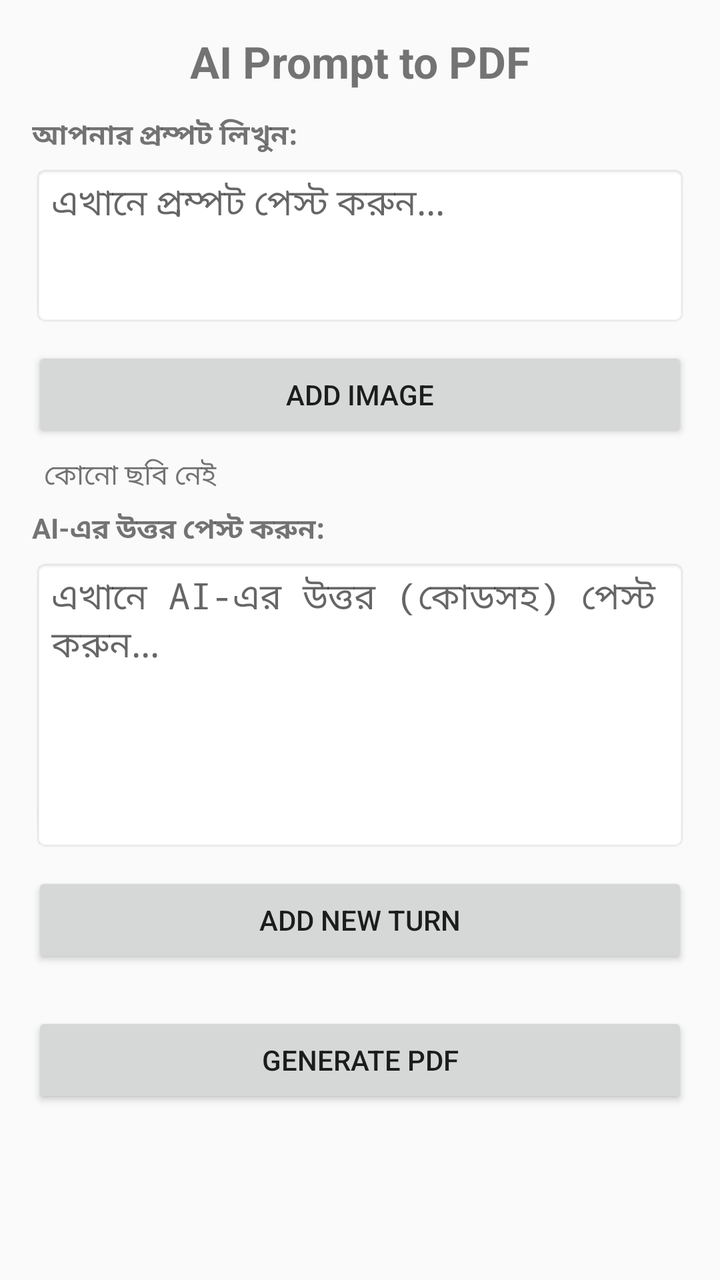
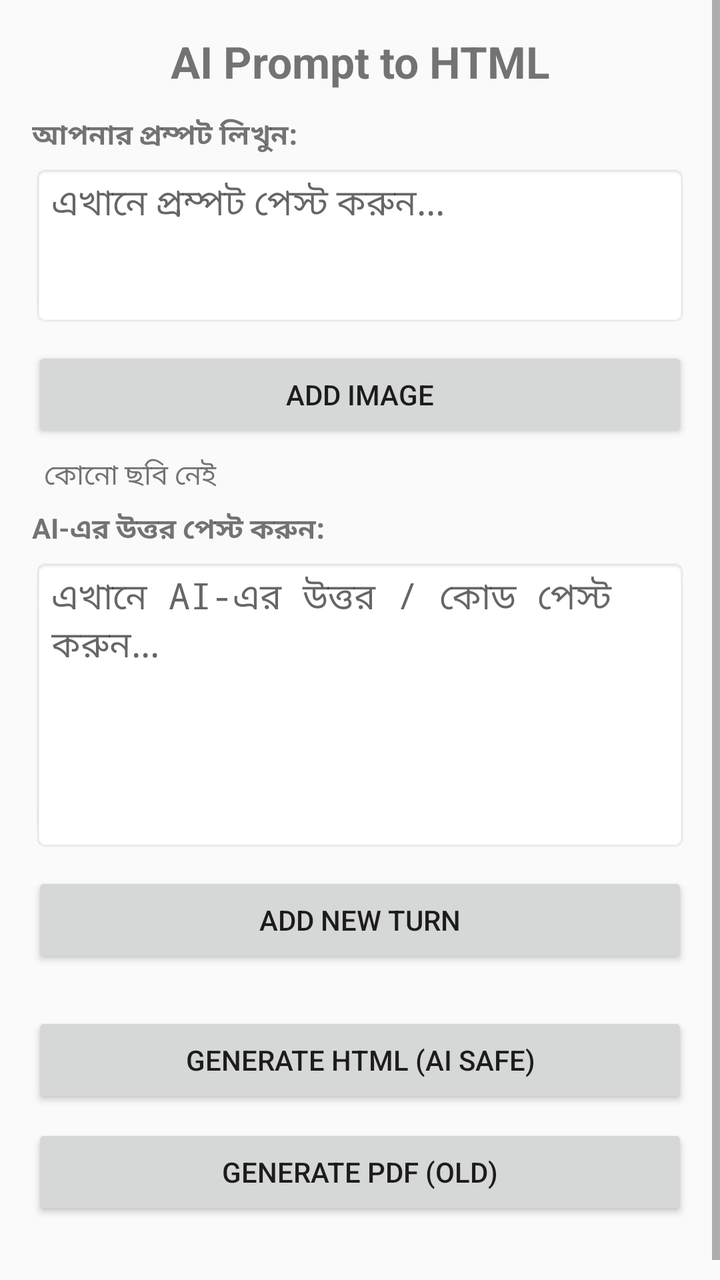

Screens rendered from an Android XML layout before and after an edit, with the pre-edit source and the edit as a unified diff.
<!-- AndroidManifest.xml: application theme AppTheme -->
<!-- res/layout/activity_main.xml -->
<?xml version="1.0" encoding="utf-8"?>
<ScrollView xmlns:android="http://schemas.android.com/apk/res/android"
    android:layout_width="match_parent"
    android:layout_height="match_parent"
    android:fillViewport="true">

    <LinearLayout
        android:layout_width="match_parent"
        android:layout_height="wrap_content"
        android:orientation="vertical"
        android:padding="16dp">

        <TextView
            android:layout_width="match_parent"
            android:layout_height="wrap_content"
            android:text="AI Prompt to PDF"
            android:textSize="22sp"
            android:textStyle="bold"
            android:gravity="center"
            android:paddingBottom="12dp" />

        <TextView
            android:layout_width="match_parent"
            android:layout_height="wrap_content"
            android:text="আপনার প্রম্পট লিখুন:"
            android:textStyle="bold"
            android:paddingBottom="4dp" />

        <EditText
            android:id="@+id/promptInput"
            android:layout_width="match_parent"
            android:layout_height="wrap_content"
            android:minLines="3"
            android:gravity="top"
            android:hint="এখানে প্রম্পট পেস্ট করুন..."
            android:background="@android:drawable/editbox_background"
            android:inputType="textMultiLine"
            android:scrollbars="vertical" />

        <Button
            android:id="@+id/addImageButton"
            android:layout_width="match_parent"
            android:layout_height="wrap_content"
            android:layout_marginTop="10dp"
            android:text="Add Image" />

        <TextView
            android:id="@+id/imageLabel"
            android:layout_width="match_parent"
            android:layout_height="wrap_content"
            android:text="কোনো ছবি নেই"
            android:padding="6dp" />

        <TextView
            android:layout_width="match_parent"
            android:layout_height="wrap_content"
            android:text="AI-এর উত্তর পেস্ট করুন:"
            android:textStyle="bold"
            android:paddingBottom="4dp" />

        <EditText
            android:id="@+id/responseInput"
            android:layout_width="match_parent"
            android:layout_height="wrap_content"
            android:minLines="6"
            android:gravity="top"
            android:hint="এখানে AI-এর উত্তর (কোডসহ) পেস্ট করুন..."
            android:fontFamily="monospace"
            android:background="@android:drawable/editbox_background"
            android:inputType="textMultiLine"
            android:scrollbars="vertical" />

        <Button
            android:id="@+id/addTurnButton"
            android:layout_width="match_parent"
            android:layout_height="wrap_content"
            android:layout_marginTop="10dp"
            android:text="Add New Turn" />

        <LinearLayout
            android:id="@+id/turnsContainer"
            android:layout_width="match_parent"
            android:layout_height="wrap_content"
            android:orientation="vertical"
            android:paddingTop="6dp" />

        <Button
            android:id="@+id/generatePdfButton"
            android:layout_width="match_parent"
            android:layout_height="wrap_content"
            android:layout_marginTop="16dp"
            android:layout_marginBottom="24dp"
            android:text="Generate PDF" />

    </LinearLayout>
</ScrollView>
<!-- resources referenced by this layout -->
<resources>
  <style name="AppTheme" parent="android:Theme.Material.Light.DarkActionBar">
          <item name="android:colorPrimary">@color/primary</item>
          <item name="android:colorPrimaryDark">@color/primary_dark</item>
          <item name="android:colorAccent">@color/accent</item>
      </style>
  <color name="primary">#1565C0</color>
  <color name="primary_dark">#0D47A1</color>
  <color name="accent">#D32F2F</color>
</resources>

<!-- the commit's change to res/layout/activity_main.xml (unified diff, before → after) -->
@@ -13,7 +13,7 @@
         <TextView
             android:layout_width="match_parent"
             android:layout_height="wrap_content"
-            android:text="AI Prompt to PDF"
+            android:text="AI Prompt to HTML"
             android:textSize="22sp"
             android:textStyle="bold"
             android:gravity="center"
@@ -64,7 +64,7 @@
             android:layout_height="wrap_content"
             android:minLines="6"
             android:gravity="top"
-            android:hint="এখানে AI-এর উত্তর (কোডসহ) পেস্ট করুন..."
+            android:hint="এখানে AI-এর উত্তর / কোড পেস্ট করুন..."
             android:fontFamily="monospace"
             android:background="@android:drawable/editbox_background"
             android:inputType="textMultiLine"
@@ -85,12 +85,19 @@
             android:paddingTop="6dp" />
 
         <Button
+            android:id="@+id/generateHtmlButton"
+            android:layout_width="match_parent"
+            android:layout_height="wrap_content"
+            android:layout_marginTop="16dp"
+            android:layout_marginBottom="8dp"
+            android:text="Generate HTML (AI Safe)" />
+
+        <Button
             android:id="@+id/generatePdfButton"
             android:layout_width="match_parent"
             android:layout_height="wrap_content"
-            android:layout_marginTop="16dp"
             android:layout_marginBottom="24dp"
-            android:text="Generate PDF" />
+            android:text="Generate PDF (Old)" />
 
     </LinearLayout>
 </ScrollView>
